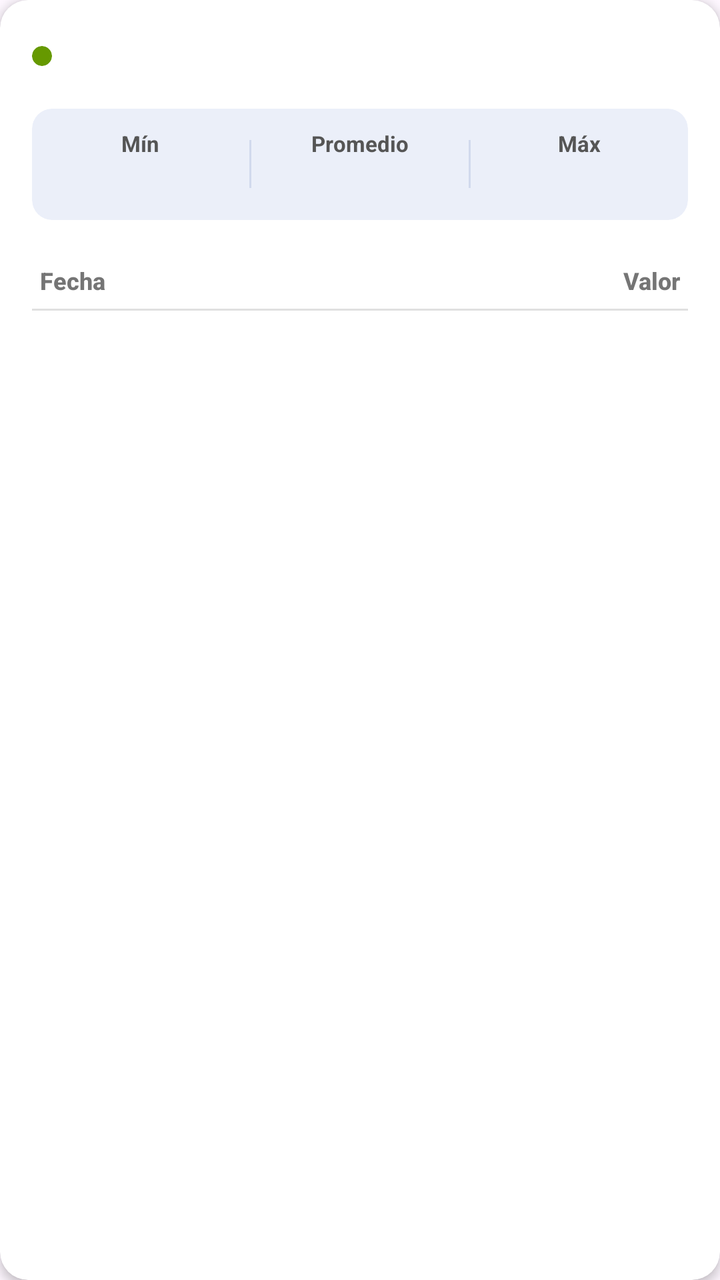
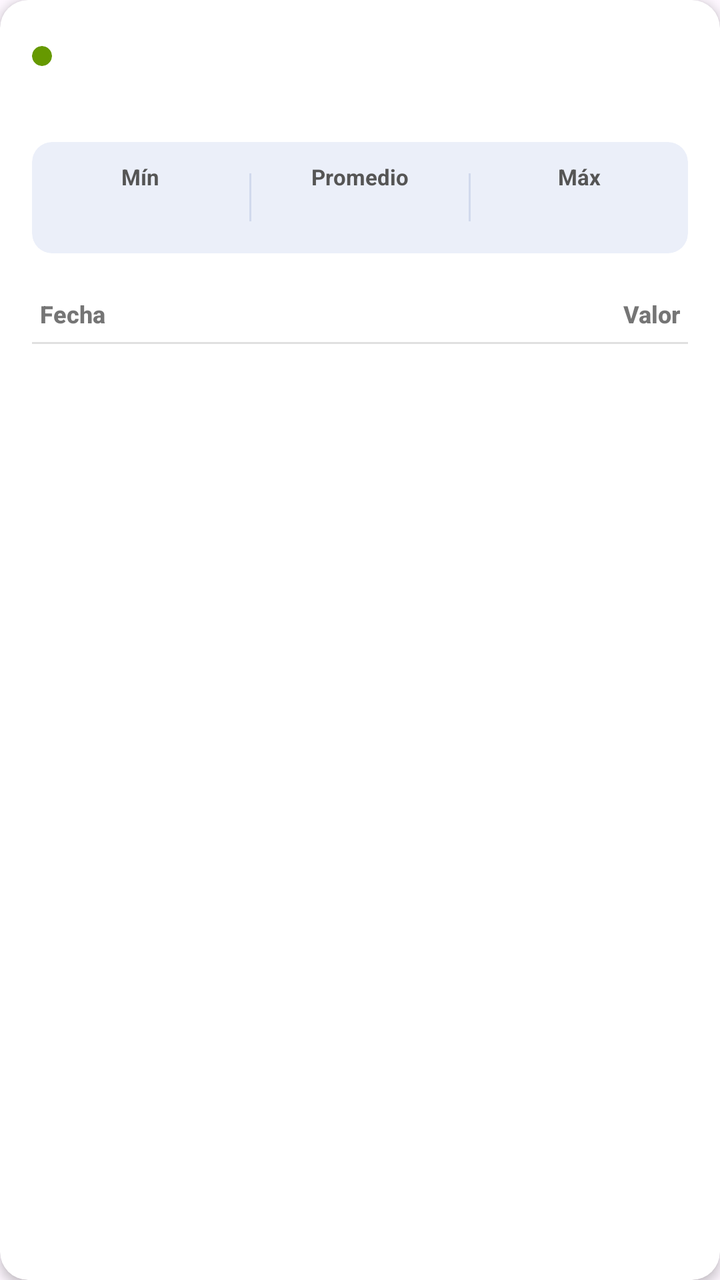

An Android layout rendered at two revisions. The XML below is the earlier revision; the diff shows what the commit changed to produce the second picture.
<!-- AndroidManifest.xml: application theme Theme.SMCAIOT -->
<!-- res/layout/item_sensor_table.xml -->
<?xml version="1.0" encoding="utf-8"?>
<com.google.android.material.card.MaterialCardView
    xmlns:android="http://schemas.android.com/apk/res/android"
    xmlns:app="http://schemas.android.com/apk/res-auto"
    android:layout_width="match_parent"
    android:layout_height="wrap_content"
    android:layout_marginHorizontal="16dp"
    android:layout_marginVertical="8dp"
    app:cardBackgroundColor="@color/white"
    app:cardCornerRadius="14dp"
    app:cardElevation="3dp"
    app:strokeWidth="0dp">

    <LinearLayout
        android:layout_width="match_parent"
        android:layout_height="wrap_content"
        android:orientation="vertical"
        android:padding="16dp">

        <LinearLayout
            android:layout_width="match_parent"
            android:layout_height="wrap_content"
            android:orientation="horizontal"
            android:gravity="center_vertical">

            <com.google.android.material.card.MaterialCardView
                android:layout_width="10dp"
                android:layout_height="10dp"
                app:cardCornerRadius="5dp"
                app:cardElevation="0dp"
                app:strokeWidth="0dp"
                app:cardBackgroundColor="@android:color/holo_green_dark">
                <View
                    android:id="@+id/viewSensorColor"
                    android:layout_width="match_parent"
                    android:layout_height="match_parent" />
            </com.google.android.material.card.MaterialCardView>

            <TextView
                android:id="@+id/tvSensorName"
                android:layout_width="0dp"
                android:layout_height="wrap_content"
                android:layout_weight="1"
                android:layout_marginStart="10dp"
                android:textSize="15sp"
                android:textStyle="bold"
                android:textColor="#333333"
                android:fontFamily="sans-serif-medium" />

            <TextView
                android:id="@+id/tvCurrentValue"
                android:layout_width="wrap_content"
                android:layout_height="wrap_content"
                android:textSize="18sp"
                android:textStyle="bold"
                android:textColor="@color/principal"
                android:fontFamily="sans-serif-medium" />
        </LinearLayout>

        <TextView
            android:id="@+id/tvDisplayName"
            android:layout_width="wrap_content"
            android:layout_height="wrap_content"
            android:layout_marginStart="20dp"
            android:textSize="11sp"
            android:textColor="#757575"
            android:visibility="gone" />

        <com.google.android.material.card.MaterialCardView
            android:id="@+id/llSummaryContainer"
            android:layout_width="match_parent"
            android:layout_height="wrap_content"
            android:layout_marginTop="14dp"
            app:cardBackgroundColor="@color/blanco_azulado"
            app:cardCornerRadius="10dp"
            app:cardElevation="0dp"
            app:strokeWidth="0dp">

            <LinearLayout
                android:id="@+id/llSummary"
                android:layout_width="match_parent"
                android:layout_height="wrap_content"
                android:orientation="horizontal"
                android:paddingVertical="10dp"
                android:gravity="center_vertical">

                <LinearLayout
                    android:layout_width="0dp"
                    android:layout_height="wrap_content"
                    android:layout_weight="1"
                    android:orientation="vertical"
                    android:gravity="center">

                    <TextView
                        android:layout_width="wrap_content"
                        android:layout_height="wrap_content"
                        android:text="Mín"
                        android:textSize="11sp"
                        android:textStyle="bold"
                        android:textColor="#555555"
                        android:fontFamily="sans-serif" />

                    <TextView
                        android:id="@+id/tvMinValue"
                        android:layout_width="wrap_content"
                        android:layout_height="wrap_content"
                        android:layout_marginTop="2dp"
                        android:textSize="14sp"
                        android:textStyle="bold"
                        android:textColor="@color/principal"
                        android:fontFamily="sans-serif-medium" />
                </LinearLayout>

                <View
                    android:layout_width="1dp"
                    android:layout_height="24dp"
                    android:background="#D1D9ED" />

                <LinearLayout
                    android:layout_width="0dp"
                    android:layout_height="wrap_content"
                    android:layout_weight="1"
                    android:orientation="vertical"
                    android:gravity="center">

                    <TextView
                        android:layout_width="wrap_content"
                        android:layout_height="wrap_content"
                        android:text="Promedio"
                        android:textSize="11sp"
                        android:textStyle="bold"
                        android:textColor="#555555"
                        android:fontFamily="sans-serif" />

                    <TextView
                        android:id="@+id/tvAvgValue"
                        android:layout_width="wrap_content"
                        android:layout_height="wrap_content"
                        android:layout_marginTop="2dp"
                        android:textSize="14sp"
                        android:textStyle="bold"
                        android:textColor="@color/principal"
                        android:fontFamily="sans-serif-medium" />
                </LinearLayout>

                <View
                    android:layout_width="1dp"
                    android:layout_height="24dp"
                    android:background="#D1D9ED" />

                <LinearLayout
                    android:layout_width="0dp"
                    android:layout_height="wrap_content"
                    android:layout_weight="1"
                    android:orientation="vertical"
                    android:gravity="center">

                    <TextView
                        android:layout_width="wrap_content"
                        android:layout_height="wrap_content"
                        android:text="Máx"
                        android:textSize="11sp"
                        android:textStyle="bold"
                        android:textColor="#555555"
                        android:fontFamily="sans-serif" />

                    <TextView
                        android:id="@+id/tvMaxValue"
                        android:layout_width="wrap_content"
                        android:layout_height="wrap_content"
                        android:layout_marginTop="2dp"
                        android:textSize="14sp"
                        android:textStyle="bold"
                        android:textColor="@color/principal"
                        android:fontFamily="sans-serif-medium" />
                </LinearLayout>
            </LinearLayout>
        </com.google.android.material.card.MaterialCardView>

        <LinearLayout
            android:layout_width="match_parent"
            android:layout_height="wrap_content"
            android:orientation="horizontal"
            android:layout_marginTop="16dp"
            android:paddingVertical="6dp"
            android:paddingHorizontal="4dp">

            <TextView
                android:layout_width="0dp"
                android:layout_height="wrap_content"
                android:layout_weight="1"
                android:text="Fecha"
                android:textSize="12sp"
                android:textStyle="bold"
                android:textColor="#757575"
                android:fontFamily="sans-serif-medium" />

            <TextView
                android:layout_width="0dp"
                android:layout_height="wrap_content"
                android:layout_weight="1"
                android:text="Valor"
                android:textSize="12sp"
                android:textStyle="bold"
                android:textColor="#757575"
                android:fontFamily="sans-serif-medium"
                android:gravity="end" />
        </LinearLayout>

        <View
            android:layout_width="match_parent"
            android:layout_height="1dp"
            android:background="#E0E0E0"
            android:layout_marginBottom="4dp" />

        <LinearLayout
            android:id="@+id/llTableRows"
            android:layout_width="match_parent"
            android:layout_height="wrap_content"
            android:orientation="vertical" />

    </LinearLayout>
</com.google.android.material.card.MaterialCardView>
<!-- resources referenced by this layout -->
<resources>
  <color name="blanco_azulado">#EBEFF9</color>
  <color name="principal">#274292</color>
  <color name="white">#FFFFFFFF</color>
  <style name="Theme.SMCAIOT" parent="Base.Theme.SMCAIOT" />
  <style name="Base.Theme.SMCAIOT" parent="Theme.Material3.DayNight.NoActionBar">
          <item name="colorPrimary">@color/principal</item>
          <item name="colorOnPrimary">@color/white</item>
  
          <item name="chipStyle">@style/CustomChipStyle</item>
      </style>
  <style name="CustomChipStyle" parent="Widget.Material3.Chip.Filter">
          <item name="android:textColor">@color/chip_text_color_selector</item>
  
          <item name="chipBackgroundColor">@color/chip_background_color_selector</item>
  
          <item name="chipStrokeColor">@android:color/transparent</item>
          <item name="chipStrokeWidth">0dp</item>
  
          <item name="checkedIconVisible">false</item>
  
      </style>
</resources>

<!-- the commit's change to res/layout/item_sensor_table.xml (unified diff, before → after) -->
@@ -66,6 +66,15 @@
             android:textColor="#757575"
             android:visibility="gone" />
 
+        <TextView
+            android:id="@+id/tvDataCount"
+            android:layout_width="wrap_content"
+            android:layout_height="wrap_content"
+            android:layout_marginStart="20dp"
+            android:layout_marginTop="2dp"
+            android:textSize="11sp"
+            android:textColor="#9E9E9E" />
+
         <com.google.android.material.card.MaterialCardView
             android:id="@+id/llSummaryContainer"
             android:layout_width="match_parent"
